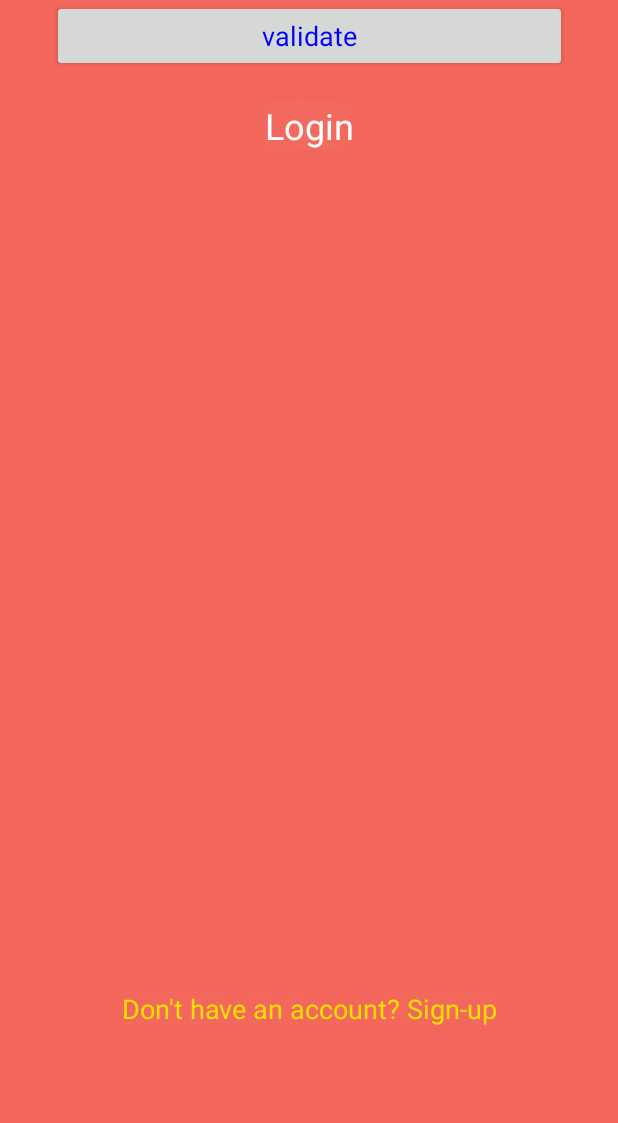
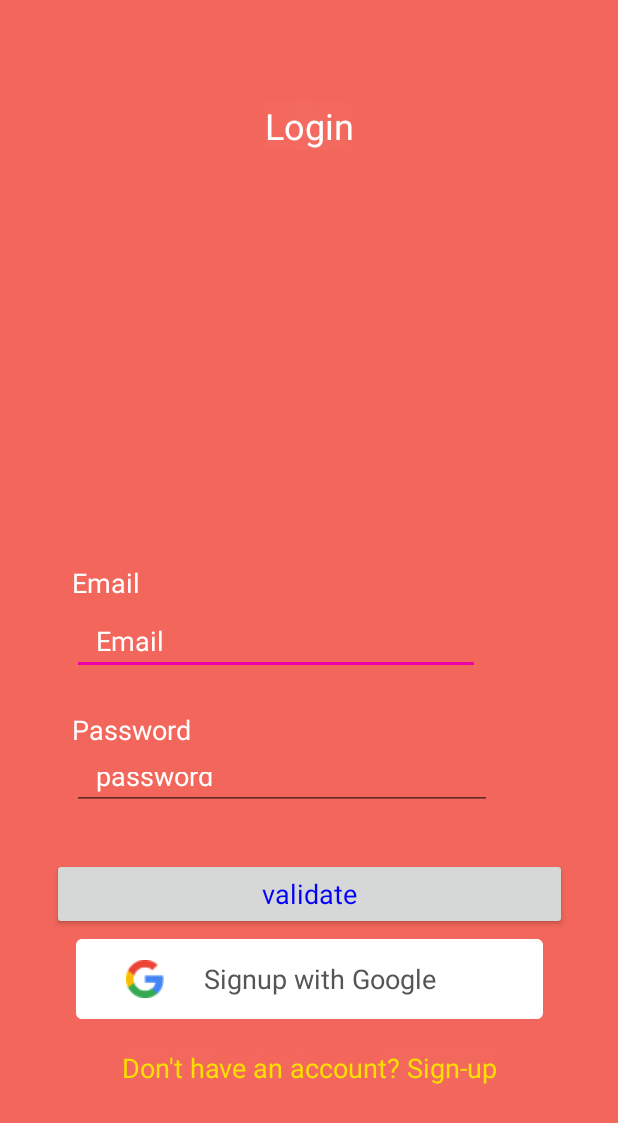
Before and after one commit to doantuyen15/TextGame, an Android app: the layout login.xml on its own in the app's theme, with its tools: preview values and no code run, on a phone screen of 412 x 824 dp. Shown: the top 1123 px of the screen. Run offline under Robolectric (Android 15) with nearby library versions, the phone set to English and light mode, and no system bars.

Commit message:
add signup with google

```diff
--- a/app/src/main/res/anim/splash.xml
+++ b/app/src/main/res/anim/splash.xml
@@ -13,4 +13,5 @@
         android:fromAlpha="1.5"
         android:toAlpha="0"
         />
+
 </set>
--- /dev/null
+++ b/app/src/main/res/drawable/connect_background.xml
@@ -0,0 +1,19 @@
+<?xml version="1.0" encoding="utf-8"?>
+<vector
+    xmlns:android="http://schemas.android.com/apk/res/android"
+    xmlns:aapt="http://schemas.android.com/aapt"
+    android:width="311dp"
+    android:height="53dp"
+    android:viewportWidth="311"
+    android:viewportHeight="53"
+    >
+    <group>
+        <clip-path
+            android:pathData="M4 0H307C309.209 0 311 1.79086 311 4V49C311 51.2091 309.209 53 307 53H4C1.79086 53 0 51.2091 0 49V4C0 1.79086 1.79086 0 4 0Z"
+            />
+        <path
+            android:pathData="M0 0V53H311V0"
+            android:fillColor="#FFFFFF"
+            />
+    </group>
+</vector>
--- a/app/src/main/res/layout/activity_splash.xml
+++ b/app/src/main/res/layout/activity_splash.xml
@@ -4,6 +4,7 @@
     xmlns:tools="http://schemas.android.com/tools"
     android:layout_width="match_parent"
     android:layout_height="match_parent"
+    android:background="@drawable/cat"
     tools:context=".SplashActivity">
 
     <TextView
--- a/app/src/main/res/layout/login.xml
+++ b/app/src/main/res/layout/login.xml
@@ -85,18 +85,19 @@
         android:id="@+id/validate"
         android:layout_width="343dp"
         android:layout_height="48dp"
+        android:layout_marginBottom="6dp"
         android:gravity="center_horizontal|center"
         android:text="validate"
         android:textAppearance="@style/validate"
+        app:layout_constraintBottom_toTopOf="@+id/signupwith"
         app:layout_constraintEnd_toEndOf="parent"
-        app:layout_constraintStart_toStartOf="parent"
-        tools:layout_editor_absoluteY="456dp" />
+        app:layout_constraintStart_toStartOf="parent" />
 
     <TextView
         android:id="@+id/sigup_text"
         android:layout_width="wrap_content"
         android:layout_height="wrap_content"
-        android:layout_marginBottom="139dp"
+        android:layout_marginBottom="100dp"
         android:gravity="center_horizontal|center"
         android:text="Don't have an account? Sign-up"
         android:textAppearance="@style/don_t_have_"
@@ -106,5 +107,21 @@
         app:layout_constraintStart_toStartOf="parent"
         tools:visibility="visible" />
 
+    <Button
+        android:id="@+id/signupwith"
+        android:layout_width="wrap_content"
+        android:layout_height="wrap_content"
+        android:layout_marginBottom="20dp"
+        android:background="@drawable/connect_background"
+        android:drawableStart="@drawable/googleicon"
+        android:gravity="center_horizontal|center"
+        android:paddingStart="33dp"
+        android:paddingEnd="44dp"
+        android:text="Signup with Google"
+        android:textAppearance="@style/signup_witgg"
+        app:layout_constraintBottom_toTopOf="@+id/sigup_text"
+        app:layout_constraintEnd_toEndOf="parent"
+        app:layout_constraintStart_toStartOf="parent" />
+
 
 </androidx.constraintlayout.widget.ConstraintLayout>
--- /dev/null
+++ b/app/src/main/res/layout/signup.xml
@@ -0,0 +1,6 @@
+<?xml version="1.0" encoding="utf-8"?>
+<androidx.constraintlayout.widget.ConstraintLayout
+    xmlns:android="http://schemas.android.com/apk/res/android" android:layout_width="match_parent"
+    android:layout_height="match_parent">
+
+</androidx.constraintlayout.widget.ConstraintLayout>
--- a/app/src/main/res/values/styles.xml
+++ b/app/src/main/res/values/styles.xml
@@ -65,5 +65,12 @@
             80
         </item>
     </style>
+    <style name="signup_witgg">
+
+        <item name="android:textSize">   18sp
+        </item>
+        <item name="android:textColor">    #555555
+        </item>
+    </style>
 
 </resources>
```
Also changed, not shown: app/src/main/res/drawable-v24/cat.jpg (added), app/src/main/res/drawable-v24/googleicon.png (added).
